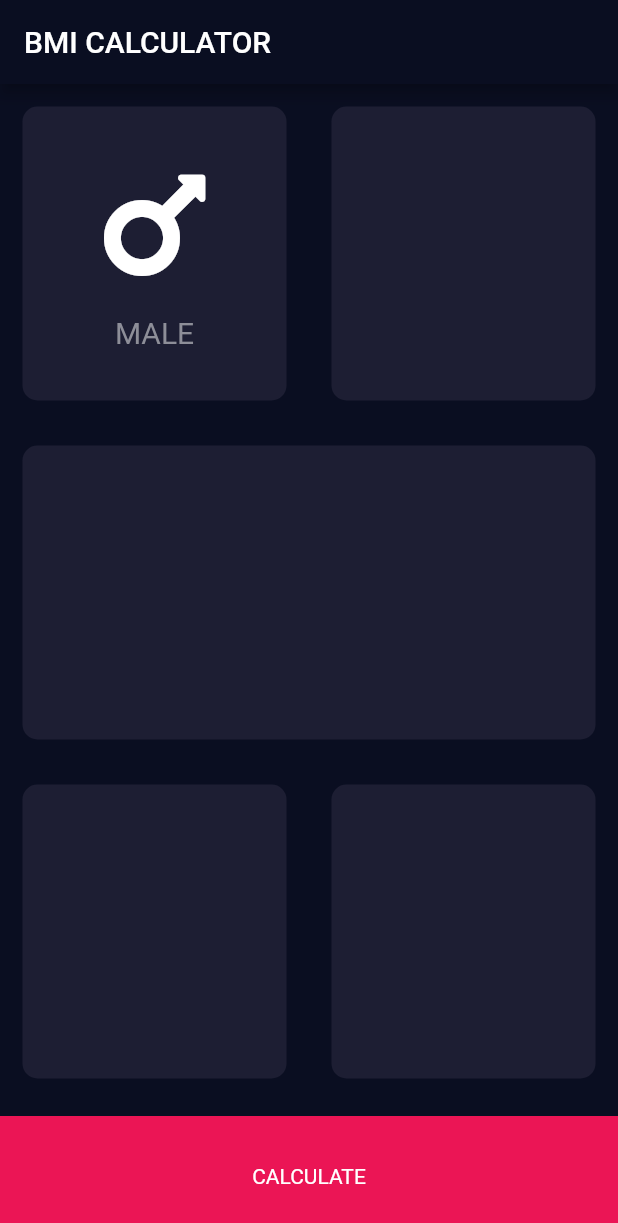
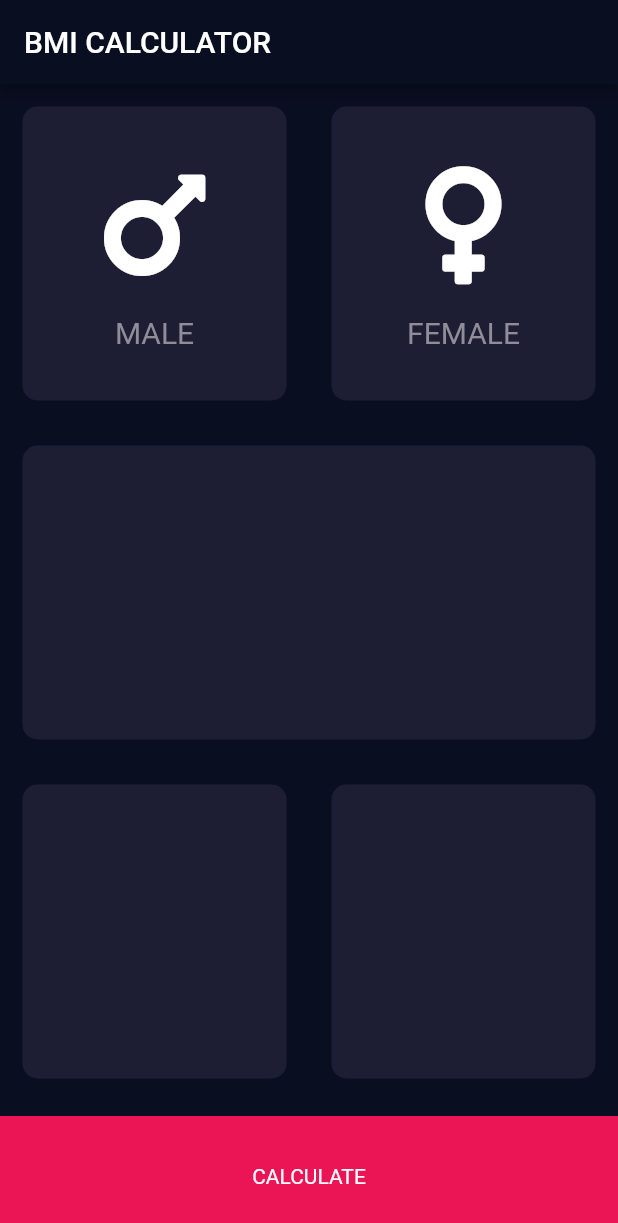
Before and after one commit to rashidrazak/flutter-bmi-calculator, a Flutter app: the screen it shows after launch, on a phone screen of 412 x 824 dp. Shown: the top 1223 px of the screen. Run offline on Flutter 3.47's test engine with Material 2 defaults, Android fonts, the phone set to English and light mode, and no system bars; our stand-ins replace font_awesome_flutter.

Commit message:
Create custom constructor for CardChild widget and use it in code.

```diff
--- a/lib/input_page.dart
+++ b/lib/input_page.dart
@@ -25,12 +25,19 @@ class _InputPageState extends State<InputPage> {
                 Expanded(
                   child: ReusableCard(
                     color: activeCardColor,
-                    cardChild: CardChild(),
+                    cardChild: CardChild(
+                      icon: FontAwesomeIcons.mars,
+                      label: 'MALE',
+                    ),
                   ),
                 ),
                 Expanded(
                   child: ReusableCard(
                     color: activeCardColor,
+                    cardChild: CardChild(
+                      icon: FontAwesomeIcons.venus,
+                      label: 'FEMALE',
+                    ),
                   ),
                 ),
               ],
@@ -71,9 +78,10 @@ class _InputPageState extends State<InputPage> {
 }
 
 class CardChild extends StatelessWidget {
-  const CardChild({
-    Key key,
-  }) : super(key: key);
+  final IconData icon;
+  final String label;
+
+  CardChild({@required this.icon, @required this.label});
 
   @override
   Widget build(BuildContext context) {
@@ -81,14 +89,14 @@ class CardChild extends StatelessWidget {
       mainAxisAlignment: MainAxisAlignment.center,
       children: <Widget>[
         Icon(
-          FontAwesomeIcons.mars,
+          this.icon,
           size: 90.0,
         ),
         SizedBox(
           height: 15.0,
         ),
         Text(
-          'MALE',
+          this.label,
           style: TextStyle(
             fontSize: 20.0,
             color: Color(0xFF8D8E98),
```
